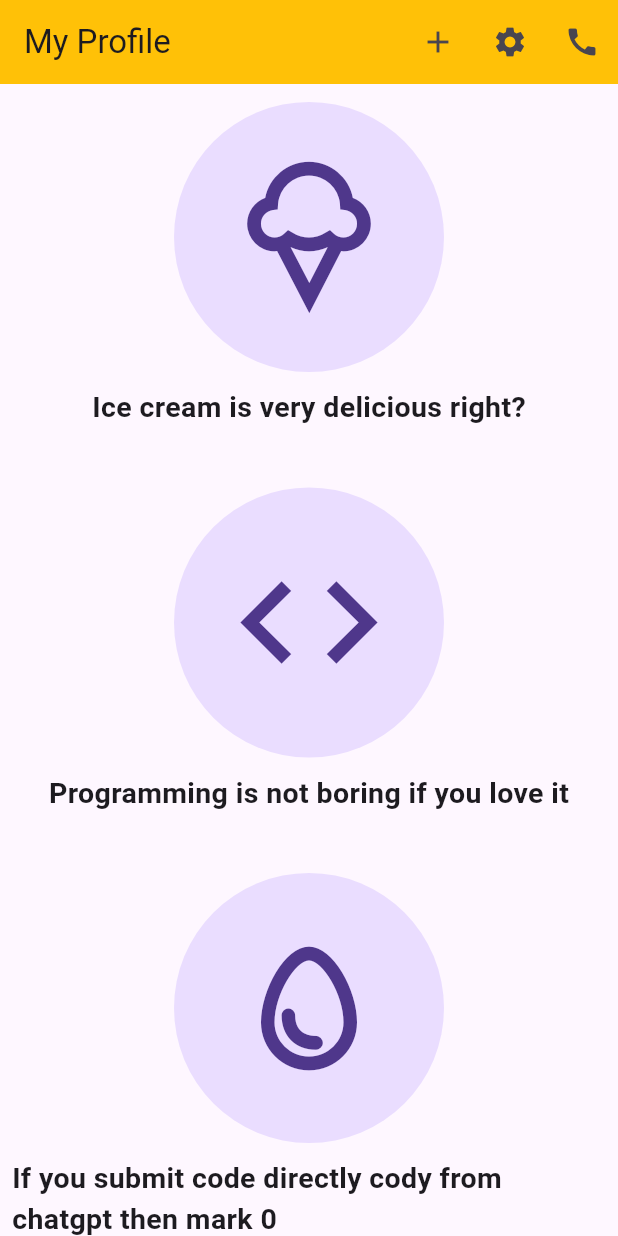
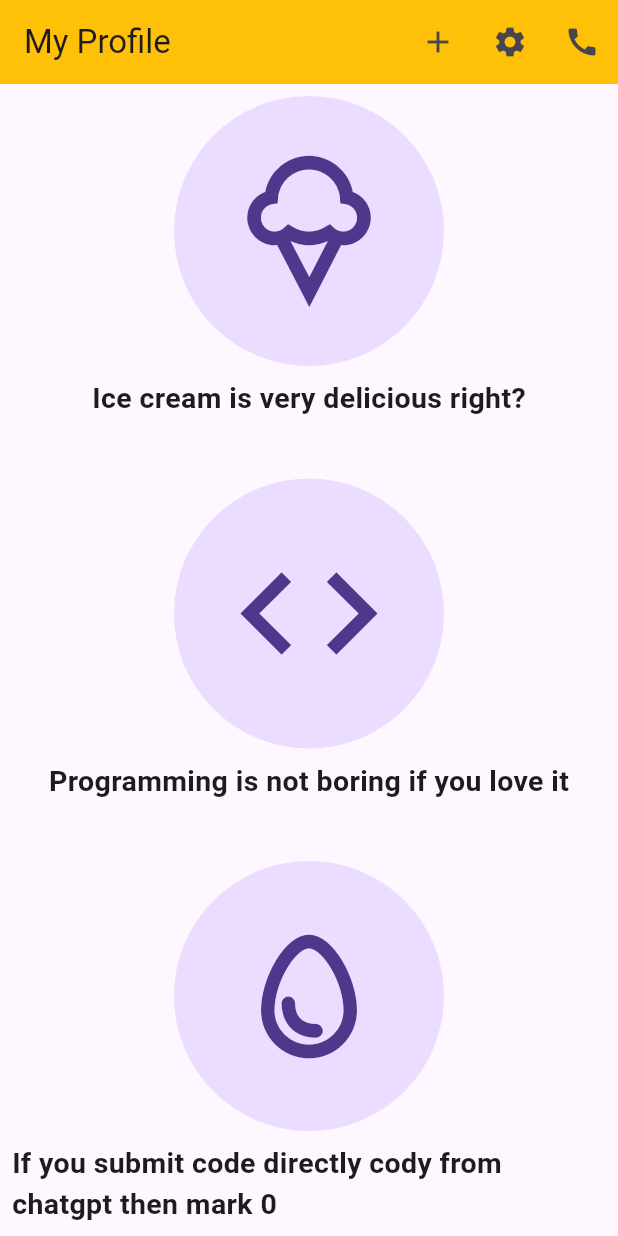
Before and after one commit to mdnahidhossen1911/Flutter_8_project, a Flutter app: the screen it shows after launch, on a phone screen of 412 x 824 dp. Run offline on Flutter 3.47's test engine with Material 3 defaults, Android fonts, the phone set to English and light mode, and no system bars.

Commit message:
Assignment 2

```diff
--- a/lib/main.dart
+++ b/lib/main.dart
@@ -11,7 +11,7 @@ class MyApp extends StatelessWidget {
   Widget build(BuildContext context) {
     return const MaterialApp(
       debugShowCheckedModeBanner: false,
-      title: 'Flutter Demo',
+      title: 'Assignment 2',
       home: const HomeActivity(),
     );
   }
@@ -41,7 +41,7 @@ class HomeActivity extends StatelessWidget {
             children: [
 
               //item 1
-              SizedBox(height: 12,),
+              SizedBox(height: 8,),
               SizedBox(
                 height: 180,
                 width: 180,
@@ -52,7 +52,7 @@ class HomeActivity extends StatelessWidget {
                   ),
                 ),
               ),
-              SizedBox(height: 10,),
+              SizedBox(height: 8,),
               Padding(
                 padding: EdgeInsets.symmetric(horizontal: 8.0),
                 child: Text('Ice cream is very delicious right?',style: TextStyle(fontSize: 19,fontWeight: FontWeight.bold),),
@@ -70,7 +70,7 @@ class HomeActivity extends StatelessWidget {
                   ),
                 ),
               ),
-              SizedBox(height: 10,),
+              SizedBox(height: 8,),
               Padding(
                 padding: EdgeInsets.symmetric(horizontal: 8.0),
                 child: Text('Programming is not boring if you love it',style: TextStyle(fontSize: 19,fontWeight: FontWeight.bold),),
@@ -88,7 +88,7 @@ class HomeActivity extends StatelessWidget {
                   ),
                 ),
               ),
-              SizedBox(height: 10,),
+              SizedBox(height: 8,),
               Padding(
                 padding: EdgeInsets.symmetric(horizontal: 8),
                 child: Text('If you submit code directly cody from chatgpt then mark 0',
```
